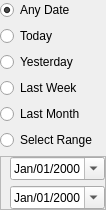
Above: Libs/Widgets/Resources/UI/ctkDateRangeWidget.ui from commontk/CTK before the change. Below: the same form after it.
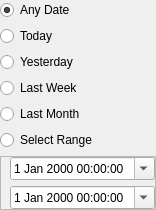
That is the form after the change.

Commit message:
ctkDateRangeWidget was set to Select Range by default
The member variable ForceSelectRange was set to true by default.
Add comments and reformat text to follow style of no more than 80 chars
per line.

What changed in the file:
```diff
--- a/Libs/Widgets/Resources/UI/ctkDateRangeWidget.ui
+++ b/Libs/Widgets/Resources/UI/ctkDateRangeWidget.ui
@@ -94,9 +94,6 @@
       </property>
       <item>
        <widget class="QDateTimeEdit" name="StartDate">
-        <property name="displayFormat">
-         <string>MMM/dd/yyyy</string>
-        </property>
         <property name="calendarPopup">
          <bool>true</bool>
         </property>
@@ -104,9 +101,6 @@
       </item>
       <item>
        <widget class="QDateTimeEdit" name="EndDate">
-        <property name="displayFormat">
-         <string>MMM/dd/yyyy</string>
-        </property>
         <property name="calendarPopup">
          <bool>true</bool>
         </property>
```
The commit also changes 1 other file.
